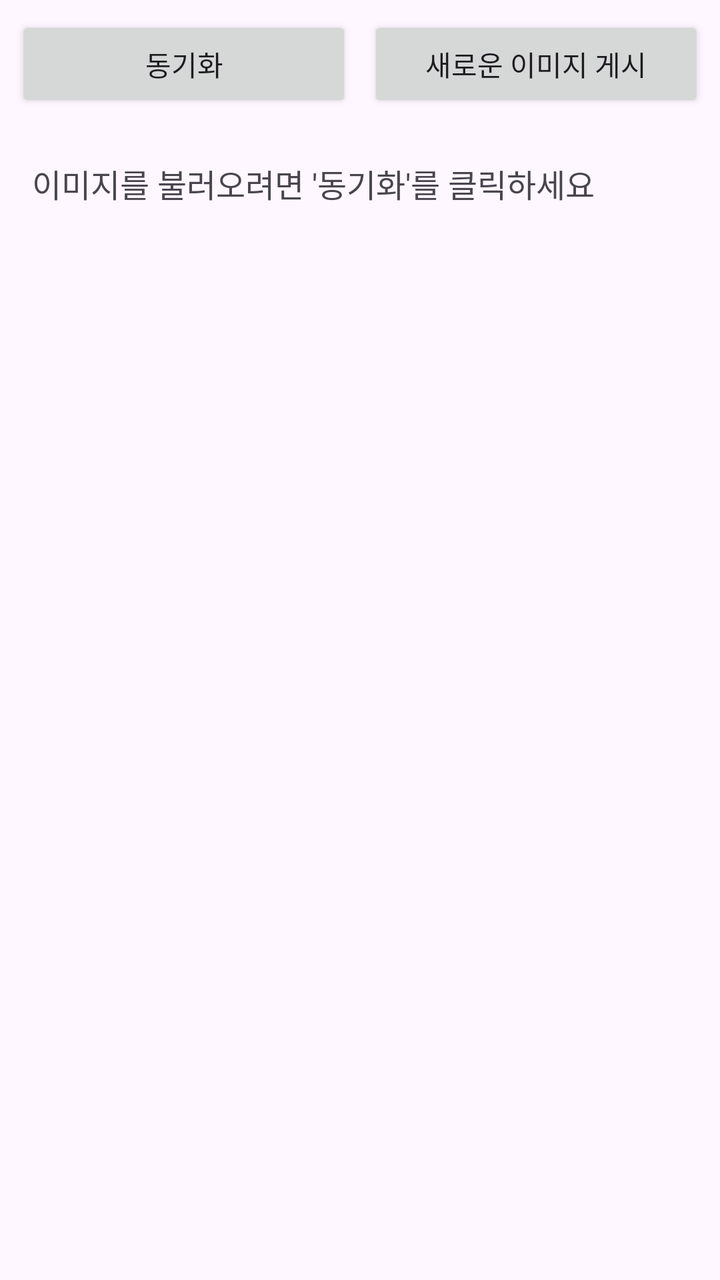
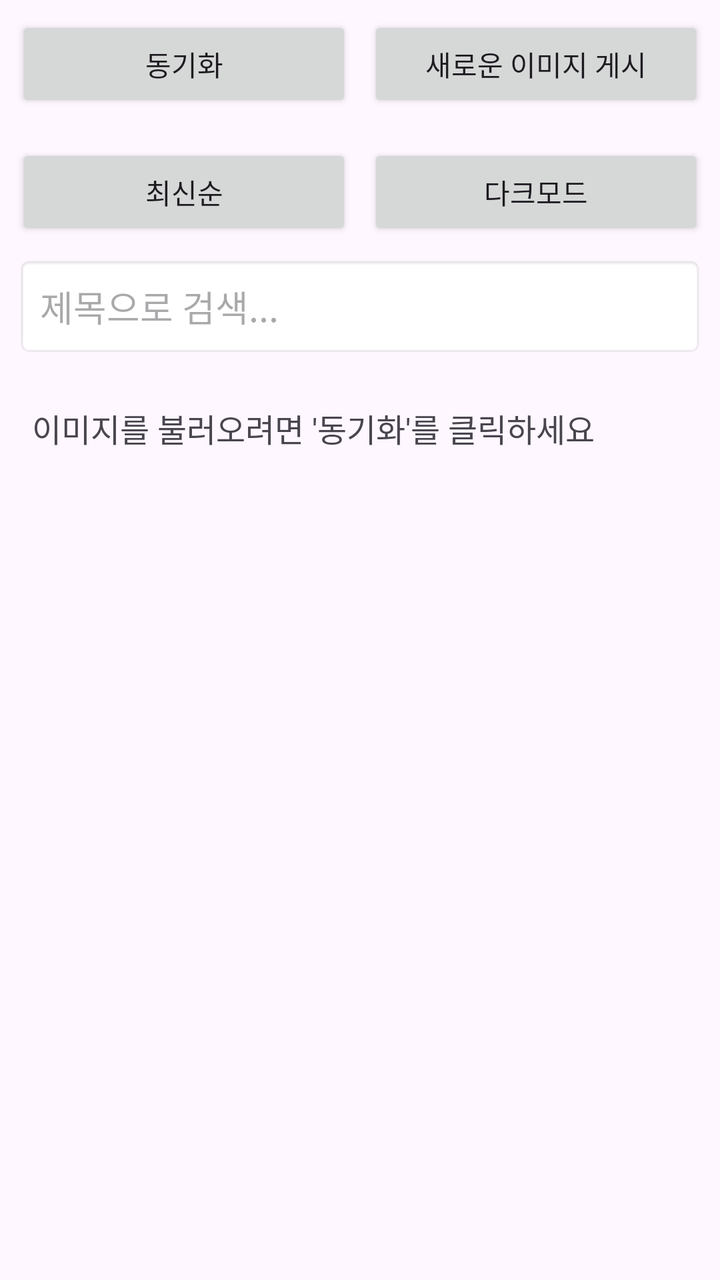

Two renders of the same Android screen: before a commit and after it. Below are the layout's source before the change and the commit's diff.
<!-- AndroidManifest.xml: application theme Theme.PhotoViewer -->
<!-- res/layout/activity_main.xml -->
<?xml version="1.0" encoding="utf-8"?>
<LinearLayout xmlns:android="http://schemas.android.com/apk/res/android"
    xmlns:app="http://schemas.android.com/apk/res-auto"
    xmlns:tools="http://schemas.android.com/tools"
    android:layout_width="match_parent"
    android:layout_height="match_parent"
    android:orientation="vertical"
    tools:context=".MainActivity">

    <LinearLayout
        android:layout_width="match_parent"
        android:layout_height="wrap_content"
        android:orientation="horizontal"
        android:padding="8dp">

        <Button
            android:id="@+id/btnLoad"
            android:layout_width="0dp"
            android:layout_height="wrap_content"
            android:layout_weight="1"
            android:layout_marginEnd="4dp"
            android:text="동기화" />

        <Button
            android:id="@+id/btnSave"
            android:layout_width="0dp"
            android:layout_height="wrap_content"
            android:layout_weight="1"
            android:layout_marginStart="4dp"
            android:text="새로운 이미지 게시" />
    </LinearLayout>

    <TextView
        android:id="@+id/textView"
        android:layout_width="match_parent"
        android:layout_height="wrap_content"
        android:padding="16dp"
        android:text="이미지를 불러오려면 '동기화'를 클릭하세요"
        android:textSize="16sp"
        android:textAlignment="center" />

    <androidx.recyclerview.widget.RecyclerView
        android:id="@+id/recyclerView"
        android:layout_width="match_parent"
        android:layout_height="0dp"
        android:layout_weight="1"
        android:padding="8dp" />

</LinearLayout>
<!-- resources referenced by this layout -->
<resources>
  <style name="Theme.PhotoViewer" parent="Base.Theme.PhotoViewer" />
  <style name="Base.Theme.PhotoViewer" parent="Theme.Material3.DayNight.NoActionBar">
          
          
      </style>
</resources>

<!-- the commit's change to res/layout/activity_main.xml (unified diff, before → after) -->
@@ -30,6 +30,41 @@
             android:text="새로운 이미지 게시" />
     </LinearLayout>
 
+    <LinearLayout
+        android:layout_width="match_parent"
+        android:layout_height="wrap_content"
+        android:orientation="horizontal"
+        android:padding="8dp">
+
+        <Button
+            android:id="@+id/btnSort"
+            android:layout_width="0dp"
+            android:layout_height="wrap_content"
+            android:layout_weight="1"
+            android:layout_marginEnd="4dp"
+            android:text="최신순" />
+
+        <Button
+            android:id="@+id/btnDarkMode"
+            android:layout_width="0dp"
+            android:layout_height="wrap_content"
+            android:layout_weight="1"
+            android:layout_marginStart="4dp"
+            android:text="다크모드" />
+    </LinearLayout>
+
+    <EditText
+        android:id="@+id/searchEditText"
+        android:layout_width="match_parent"
+        android:layout_height="wrap_content"
+        android:layout_marginStart="8dp"
+        android:layout_marginEnd="8dp"
+        android:layout_marginBottom="8dp"
+        android:hint="제목으로 검색..."
+        android:padding="12dp"
+        android:background="@android:drawable/editbox_background"
+        android:inputType="text" />
+
     <TextView
         android:id="@+id/textView"
         android:layout_width="match_parent"
